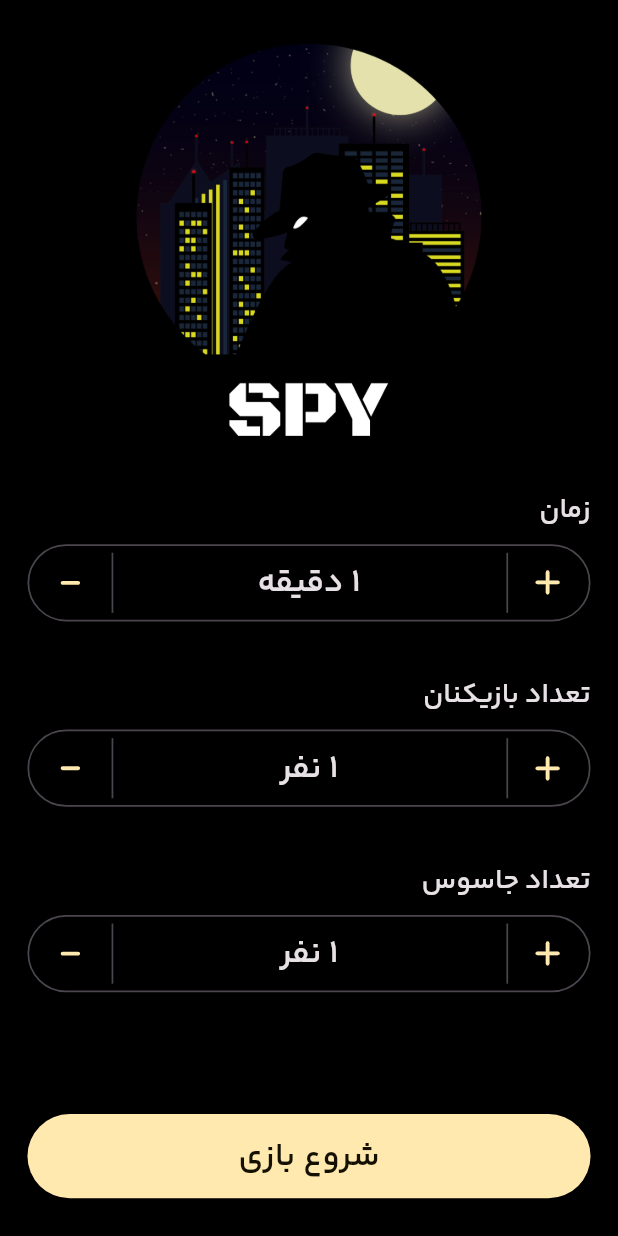
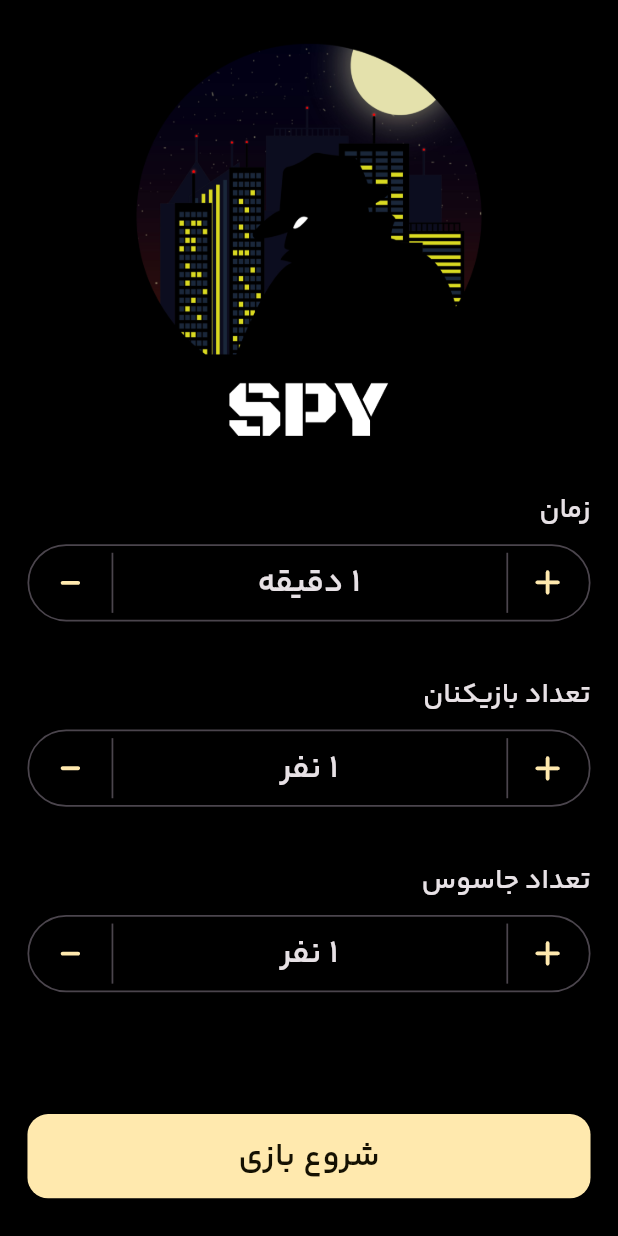
Before and after one commit to Alireza-kzt/flutter_spy_game, a Flutter app: the screen it shows after launch, on a phone screen of 412 x 824 dp. Run offline on Flutter 3.47's test engine with Material 2 defaults, Android fonts, the phone set to English and light mode, and no system bars; our stand-ins replace flutter_svg, get, responsive_framework.

Commit message:
button borderRadius

```diff
--- a/lib/core/view/styles/decorations.dart
+++ b/lib/core/view/styles/decorations.dart
@@ -17,5 +17,5 @@ class Decorations {
     fontSize: 10,
   );
 
-  static const buttonShape = RoundedRectangleBorder(borderRadius: BorderRadius.all(Radius.circular(90)));
+  static const buttonShape = RoundedRectangleBorder(borderRadius: BorderRadius.all(Radius.circular(12)));
 }
```
